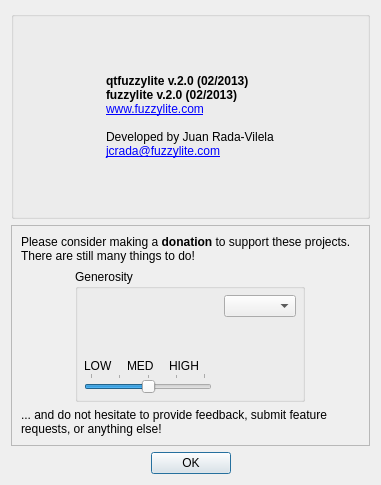
First picture: the form in qtfuzzylite/ui/About.ui, repository fuzzylite/fuzzylite, before the edit.
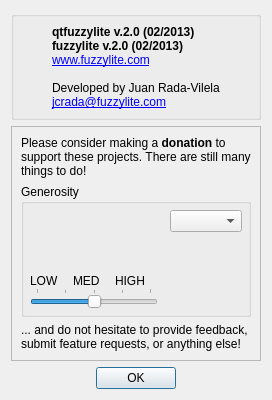
Second picture: the form after the edit. Icons and pictures are not drawn.

Commit message: More on the About window, and more changes on the mac

Diff of the .ui file:
```diff
--- a/qtfuzzylite/ui/About.ui
+++ b/qtfuzzylite/ui/About.ui
@@ -10,9 +10,15 @@
     <x>0</x>
     <y>0</y>
     <width>381</width>
-    <height>485</height>
+    <height>509</height>
    </rect>
   </property>
+  <property name="sizePolicy">
+   <sizepolicy hsizetype="Fixed" vsizetype="Fixed">
+    <horstretch>0</horstretch>
+    <verstretch>0</verstretch>
+   </sizepolicy>
+  </property>
   <property name="windowTitle">
    <string>About qtfuzzylite</string>
   </property>
@@ -20,6 +26,9 @@
    <bool>true</bool>
   </property>
   <layout class="QVBoxLayout" name="verticalLayout">
+   <property name="sizeConstraint">
+    <enum>QLayout::SetFixedSize</enum>
+   </property>
    <item>
     <widget class="QGroupBox" name="groupBox">
      <property name="title">
```
Left out of the diff: 5 changed lines with no effect on the pictures. The commit also changes 12 other files.
